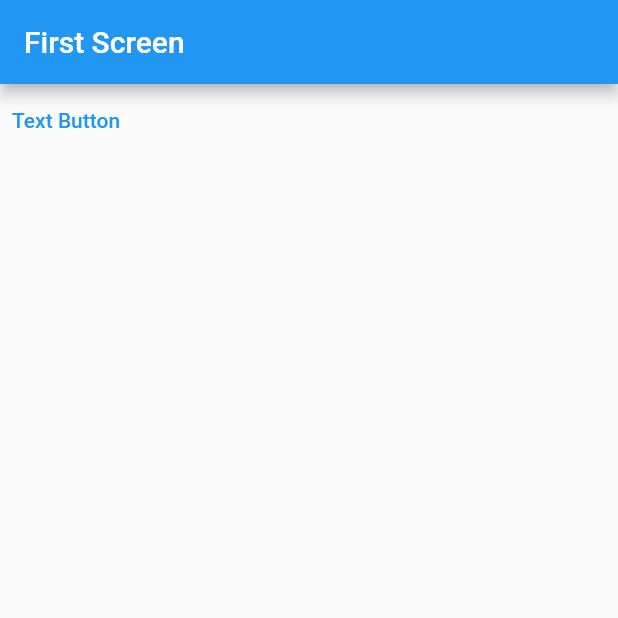
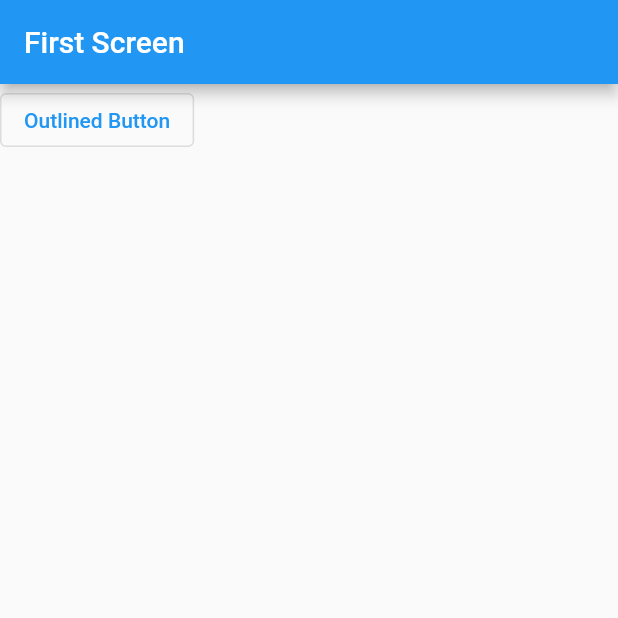
Before and after one commit to samani21/komponen-dasar-flutter, a Flutter app: the screen it shows after launch, on a phone screen of 412 x 824 dp, the top half of it. Run offline on Flutter 3.47's test engine with Material 2 defaults, Android fonts, the light colour scheme and no system bars.

Commit message:
membuat OutlinedButton

```diff
--- a/lib/main.dart
+++ b/lib/main.dart
@@ -26,11 +26,11 @@ class FirstScreen extends StatelessWidget {
             appBar: AppBar(
               title: Text('First Screen'),
             ),
-            body: TextButton(
+            body: OutlinedButton(
               onPressed: () {
                 // Aksi ketika button diklik
               },
-              child: Text('Text Button'),
+              child: Text('Outlined Button'),
             )
           )
         );
```
